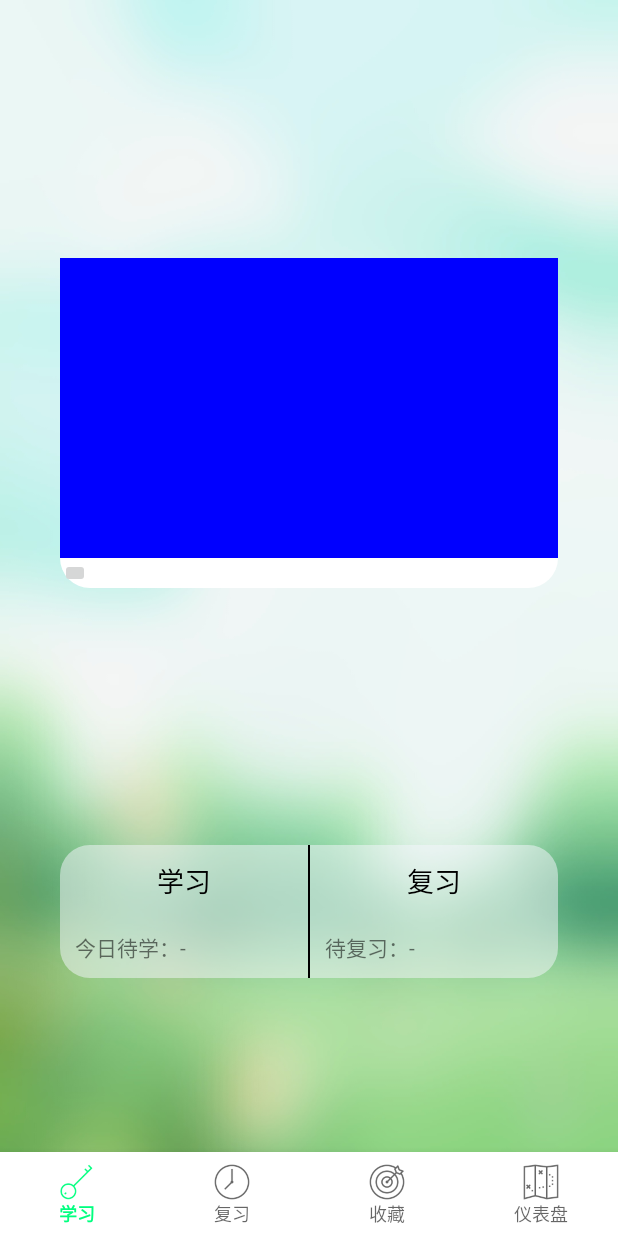
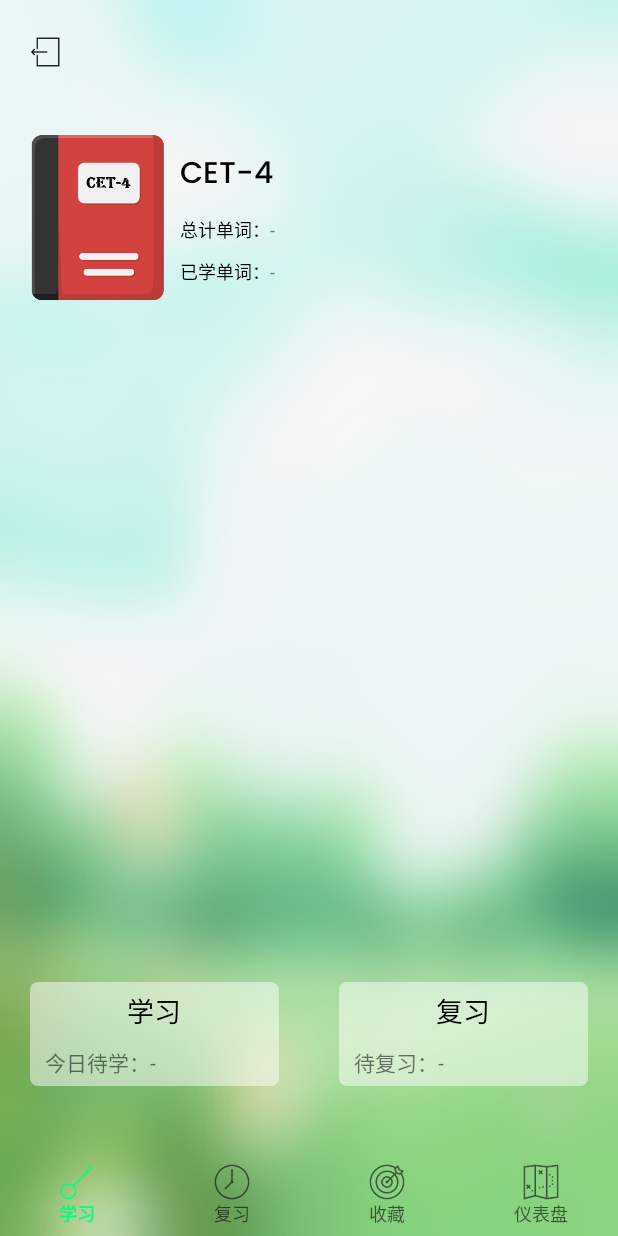
Before and after one commit to chenzan01/WordsDiary, an Android app: the StudyInfoFragment screen opened through its navigation route, on a phone screen of 412 x 824 dp. Run offline under Robolectric (Android 15) with nearby library versions, the phone set to English and light mode, and no system bars; our stand-ins replace navigation-ui; libraries missing offline, so code that uses them is left out: com.alibaba.fastjson.

Commit message:
【修改代码】BottomNav、StudyInfo页面UI优化

```diff
--- a/app/src/main/java/com/zanchen/develop/wordsdiary/fragment/study/StudyFragment.java
+++ b/app/src/main/java/com/zanchen/develop/wordsdiary/fragment/study/StudyFragment.java
@@ -98,11 +98,6 @@ public class StudyFragment extends Fragment {
     }
 
     public View.OnClickListener dailyWordsLayoutOnClick = view -> {
-        if(dailyWordsTranslate.getVisibility() == View.VISIBLE){
-            dailyWordsTranslate.setVisibility(View.GONE);
-        }else {
-            dailyWordsTranslate.setVisibility(View.VISIBLE);
-        }
     };
 
 
--- a/app/src/main/java/com/zanchen/develop/wordsdiary/fragment/study/studyInfo/StudyInfoFragment.java
+++ b/app/src/main/java/com/zanchen/develop/wordsdiary/fragment/study/studyInfo/StudyInfoFragment.java
@@ -32,13 +32,8 @@ public class StudyInfoFragment extends Fragment {
     private int shortAnimationDuration;
 
     private LinearLayout mLayoutCurrentBook;
-    private LinearLayout mLayoutCurrentBookFront;
-    private LinearLayout mLayoutCurrentBookBack;
     private LinearLayout mLayoutNeedStudy;
     private LinearLayout mLayoutNeedReview;
-
-    private ImageButton mImageBtnChangeBookBack;
-    private ImageButton mImageBtnChangeBookFront;
 
     private TextView mTextCurrentBook;
     private TextView mTextTotalAmount;
@@ -53,15 +48,9 @@ public class StudyInfoFragment extends Fragment {
         binding = FragmentStudyInfoBinding.inflate(inflater, container, false);
         View root = binding.getRoot();
         //绑定控件
-        mLayoutCurrentBook = binding.layoutStudyInfoFragmentBook;
-        mLayoutCurrentBookFront = binding.layoutStudyInfoFragmentBookFront;
-        mLayoutCurrentBookBack = binding.layoutStudyInfoFragmentBookBack;
+        mLayoutCurrentBook = binding.layoutStudyInfoFragmentBookInfo;
         mLayoutNeedStudy = binding.layoutStudyInfoFragmentStudy;
         mLayoutNeedReview = binding.layoutStudyInfoFragmentReview;
-
-        mImageBtnChangeBookFront = binding.imageButtonStudyInfoFragmentBookFront;
-        mImageBtnChangeBookBack = binding.imageButtonStudyInfoFragmentBookBack;
-
         mTextCurrentBook = binding.textStudyInfoFragmentCurrentBook;
         mTextTotalAmount = binding.textStudyInfoFragmentTotalAmount;
         mTextStudyAmount = binding.textStudyInfoFragmentStudyAmount;
@@ -70,8 +59,6 @@ public class StudyInfoFragment extends Fragment {
         mLayoutCurrentBook.setOnClickListener(onClickCurrentBook);
         mLayoutNeedStudy.setOnClickListener(onClickNeedStudy);
         mLayoutNeedReview.setOnClickListener(onClickNeedReview);
-        mImageBtnChangeBookFront.setOnClickListener(onClickChangeBookCard);
-        mImageBtnChangeBookBack.setOnClickListener(onClickChangeBookCard);
 
         shortAnimationDuration = getResources().getInteger(android.R.integer.config_longAnimTime);
         //初始化数据
@@ -90,7 +77,7 @@ public class StudyInfoFragment extends Fragment {
         mViewModel.initViewModel();
         //从数据库获取数据
         final MutableLiveData<String> currentBook;
-        mTextCurrentBook.setText("CET-4词汇");
+        mTextCurrentBook.setText("CET-4");
 
         final MutableLiveData<String> totalAmount = (MutableLiveData<String>)mViewModel.getTotalAmount();
         totalAmount.observe(getViewLifecycleOwner(),s -> mTextTotalAmount.setText(s));
@@ -129,49 +116,6 @@ public class StudyInfoFragment extends Fragment {
         Navigation.findNavController(view).navigate(action);
     };
 
-    public View.OnClickListener onClickChangeBookCard = view -> cardTurnover();
-
-    /**
-     * 翻牌
-     */
-    public void cardTurnover() {
-        if (View.VISIBLE == mImageBtnChangeBookFront.getVisibility()) {
-            RotatableUtil rotatableUtil = new RotatableUtil.Builder(mLayoutCurrentBook)
-                    .sides(mImageBtnChangeBookFront.getId(),mImageBtnChangeBookBack.getId())
-                    .direction(RotatableUtil.ROTATE_Y)
-                    .rotationCount(1)
-                    .build();
-            rotatableUtil.setTouchEnable(false);
-            rotatableUtil.rotate(RotatableUtil.ROTATE_Y, -180, 1000);
-            turnBookCardToBack(true);
-
-        } else if (View.VISIBLE == mImageBtnChangeBookBack.getVisibility()) {
-            RotatableUtil rotatableUtil = new RotatableUtil.Builder(mLayoutCurrentBook)
-                    .sides(mImageBtnChangeBookFront.getId(),mImageBtnChangeBookBack.getId())
-                    .direction(RotatableUtil.ROTATE_Y)
-                    .rotationCount(1)
-                    .build();
-            rotatableUtil.setTouchEnable(false);
-            rotatableUtil.rotate(RotatableUtil.ROTATE_Y, 0, 1000);
-            turnBookCardToBack(false);
-
-        }
-    }
-
-    private void turnBookCardToBack(boolean direction){
-        if(direction){
-            mLayoutCurrentBookFront.setVisibility(View.GONE);
-            mLayoutCurrentBookBack.setAlpha(0f);
-            mLayoutCurrentBookBack.setVisibility(View.VISIBLE);
-            mLayoutCurrentBookBack.animate().alpha(1f).setDuration(shortAnimationDuration).setListener(null);
-        }else {
-            mLayoutCurrentBookBack.setVisibility(View.GONE);
-            mLayoutCurrentBookFront.setAlpha(0f);
-            mLayoutCurrentBookFront.setVisibility(View.VISIBLE);
-            mLayoutCurrentBookFront.animate().alpha(1f).setDuration(shortAnimationDuration).setListener(null);
-        }
-    }
-
 
 
 
--- a/app/src/main/res/drawable/btn_corner_studyinfo.xml
+++ b/app/src/main/res/drawable/btn_corner_studyinfo.xml
@@ -4,8 +4,8 @@
     <item
         android:state_pressed="true">
         <shape>
-            <solid android:color="@color/lightGray"/>
-            <corners android:radius="20dp"/>
+            <solid android:color="@color/lightGrayAlpha"/>
+            <corners android:radius="5dp"/>
         </shape>
     </item>
 
@@ -13,8 +13,8 @@
     <item
         android:state_pressed="false">
         <shape>
-            <solid android:color="@color/white"/>
-            <corners android:radius="20dp"/>
+            <solid android:color="@color/whiteAlpha"/>
+            <corners android:radius="5dp"/>
         </shape>
     </item>
 </selector>
--- a/app/src/main/res/drawable/btn_corner_studyinfo_left.xml
+++ /dev/null
@@ -1,22 +0,0 @@
-<?xml version="1.0" encoding="utf-8"?>
-<selector xmlns:android="http://schemas.android.com/apk/res/android">
-    <!--按压效果-->
-    <item
-        android:state_pressed="true">
-        <shape>
-            <solid android:color="@color/lightGrayAlpha"/>
-            <corners android:topLeftRadius="20dp"
-                     android:bottomLeftRadius="20dp"/>
-        </shape>
-    </item>
-
-    <!--正常效果-->
-    <item
-        android:state_pressed="false">
-        <shape>
-            <solid android:color="@color/ghostWhiteAlpha"/>
-            <corners android:topLeftRadius="20dp"
-                     android:bottomLeftRadius="20dp"/>
-        </shape>
-    </item>
-</selector>
--- a/app/src/main/res/drawable/btn_corner_studyinfo_right.xml
+++ /dev/null
@@ -1,22 +0,0 @@
-<?xml version="1.0" encoding="utf-8"?>
-<selector xmlns:android="http://schemas.android.com/apk/res/android">
-    <!--按压效果-->
-    <item
-        android:state_pressed="true">
-        <shape>
-            <solid android:color="@color/lightGrayAlpha"/>
-            <corners android:topRightRadius="20dp"
-                     android:bottomRightRadius="20dp"/>
-        </shape>
-    </item>
-
-    <!--正常效果-->
-    <item
-        android:state_pressed="false">
-        <shape>
-            <solid android:color="@color/ghostWhiteAlpha"/>
-            <corners android:topRightRadius="20dp"
-                     android:bottomRightRadius="20dp"/>
-        </shape>
-    </item>
-</selector>
--- a/app/src/main/res/drawable/shape_corner_dailywords.xml
+++ /dev/null
@@ -1,5 +0,0 @@
-<?xml version="1.0" encoding="utf-8"?>
-<shape xmlns:android="http://schemas.android.com/apk/res/android">
-    <solid android:color="@color/ghostWhiteAlpha"/>
-    <corners android:radius="20dp"/>
-</shape>
--- /dev/null
+++ b/app/src/main/res/drawable/shape_transparent_rect.xml
@@ -0,0 +1,5 @@
+<?xml version="1.0" encoding="utf-8"?>
+<shape xmlns:android="http://schemas.android.com/apk/res/android"
+    android:shape="rectangle" >
+    <solid android:color="#00000000" />
+</shape>
--- a/app/src/main/res/layout/activity_bottom_nav.xml
+++ b/app/src/main/res/layout/activity_bottom_nav.xml
@@ -13,7 +13,7 @@
         android:layout_height="wrap_content"
         android:layout_marginStart="0dp"
         android:layout_marginEnd="0dp"
-        android:background="@color/white"
+        android:background="@drawable/shape_transparent_rect"
         app:labelVisibilityMode="labeled"
         app:itemTextAppearanceActive="@style/Active"
         app:itemTextAppearanceInactive="@style/InActive"
--- a/app/src/main/res/layout/fragment_study.xml
+++ b/app/src/main/res/layout/fragment_study.xml
@@ -65,7 +65,6 @@
             android:layout_marginBottom="10dp"
             android:textAlignment="center"
             android:textSize="16sp"
-            android:visibility="gone"
             />
     </LinearLayout>
 
--- a/app/src/main/res/layout/fragment_study_info.xml
+++ b/app/src/main/res/layout/fragment_study_info.xml
@@ -7,69 +7,51 @@
     android:background="@drawable/ic_wordinfo_morning_alpha"
     tools:context=".fragment.study.studyInfo.StudyInfoFragment">
 
-    <!--词书卡片-->
     <LinearLayout
-        android:id="@+id/layout_studyInfoFragment_book"
+        android:id="@+id/layout_studyInfoFragment_topBar"
         android:layout_width="match_parent"
-        android:layout_height="wrap_content"
-        android:orientation="vertical"
-        android:background="@drawable/btn_corner_studyinfo"
-        android:layout_marginStart="40dp"
-        android:layout_marginEnd="40dp"
+        android:layout_height="70dp"
+        android:orientation="horizontal"
         app:layout_constraintTop_toTopOf="parent"
         app:layout_constraintStart_toStartOf="parent"
-        app:layout_constraintEnd_toEndOf="parent"
-        app:layout_constraintBottom_toTopOf="@+id/layout_studyInfoFragment_info">
-
-        <!--正面-->
-        <LinearLayout
-            android:id="@+id/layout_studyInfoFragment_book_front"
-            android:layout_width="match_parent"
-            android:layout_height="wrap_content"
-            android:orientation="vertical">
-            <ImageView
-                android:layout_width="match_parent"
-                android:layout_height="200dp"
-                android:background="#0000FF"/>
+        app:layout_constraintEnd_toEndOf="parent">
+        <!--返回键-->
         <ImageButton
-                android:id="@+id/imageButton_studyInfoFragment_book_front"
+            android:id="@+id/imageBtn_dictionaryFragment_back"
             android:layout_width="20dp"
             android:layout_height="20dp"
-                />
-
+            android:layout_gravity="center_vertical"
+            android:layout_marginStart="20dp"
+            android:background="@drawable/ic_back"
+            android:contentDescription="@string/back" />
 
     </LinearLayout>
 
-        <!--背面-->
-        <LinearLayout
-            android:id="@+id/layout_studyInfoFragment_book_back"
-            android:layout_width="match_parent"
-            android:layout_height="170dp"
-            android:orientation="vertical"
-            android:rotationY="180"
-            android:visibility="gone">
 
-            <ImageButton
-                android:id="@+id/imageButton_studyInfoFragment_book_back"
-                android:layout_width="20dp"
-                android:layout_height="20dp"
-                android:background="@drawable/ic_back"/>
 
+    <!--词书卡片-->
     <LinearLayout
         android:id="@+id/layout_studyInfoFragment_book_info"
         android:layout_width="match_parent"
         android:layout_height="wrap_content"
-
-                android:orientation="horizontal">
-
-
+        android:orientation="horizontal"
+        android:layout_marginStart="10dp"
+        app:layout_constraintTop_toBottomOf="@+id/layout_studyInfoFragment_topBar"
+        app:layout_constraintStart_toStartOf="parent"
+        >
+        <ImageView
+            android:id="@+id/imageView_studyInfoFragment_currentBook"
+            android:layout_width="90dp"
+            android:layout_height="120dp"
+            android:layout_marginStart="10dp"
+            android:background="@drawable/ic_cet4"
+            android:layout_gravity="center_vertical"/>
         <LinearLayout
             android:layout_width="0dp"
             android:layout_height="150dp"
             android:layout_weight="1"
             android:gravity="center_vertical"
             android:orientation="vertical">
-
             <!--当前词书名-->
             <LinearLayout
                 android:id="@+id/layout_studyInfoFragment_currentBook"
@@ -77,27 +59,17 @@
                 android:layout_height="wrap_content"
                 android:layout_marginStart="10dp"
                 android:orientation="horizontal">
-
-                        <!--当前词书: -->
-                        <TextView
-                            android:layout_width="wrap_content"
-                            android:layout_height="wrap_content"
-                            android:textAlignment="center"
-                            android:text="@string/当前词书"
-                            android:textSize="12sp"
-                            android:textColor="@color/black"
-                            />
-
                 <!--当前词书名-->
                 <TextView
                     android:id="@+id/text_studyInfoFragment_currentBook"
                     android:layout_width="wrap_content"
                     android:layout_height="wrap_content"
+                    android:fontFamily="@font/poppins_medium"
+                    android:text="@string/defaultData"
                     android:textAlignment="center"
-                            android:text="@string/defaultData"
-                            android:textSize="12sp" />
+                    android:textColor="@color/black"
+                    android:textSize="20sp" />
             </LinearLayout>
-
             <!--总计单词数-->
             <LinearLayout
                 android:id="@+id/layout_studyInfoFragment_total_info"
@@ -106,7 +78,6 @@
                 android:layout_marginTop="10dp"
                 android:layout_marginStart="10dp"
                 android:orientation="horizontal">
-
                 <!--总计单词: -->
                 <TextView
                     android:layout_width="wrap_content"
@@ -116,7 +87,6 @@
                     android:textSize="12sp"
                     android:textColor="@color/black"
                     />
-
                 <!--总计单词数-->
                 <TextView
                     android:id="@+id/text_studyInfoFragment_totalAmount"
@@ -126,7 +96,6 @@
                     android:text="@string/defaultData"
                     android:textSize="12sp" />
             </LinearLayout>
-
             <!--已学单词数-->
             <LinearLayout
                 android:id="@+id/layout_studyInfoFragment_studyAmount"
@@ -135,7 +104,6 @@
                 android:layout_marginTop="10dp"
                 android:layout_marginStart="10dp"
                 android:orientation="horizontal">
-
                 <TextView
                     android:layout_width="wrap_content"
                     android:layout_height="wrap_content"
@@ -144,7 +112,6 @@
                     android:textSize="12sp"
                     android:textColor="@color/black"
                     />
-
                 <!--每日单词翻译-->
                 <TextView
                     android:id="@+id/text_studyInfoFragment_studyAmount"
@@ -156,27 +123,17 @@
                     />
             </LinearLayout>
         </LinearLayout>
-
     </LinearLayout>
-
-
-        </LinearLayout>
-
-
-
-
-    </LinearLayout>
-
 
     <!--每日信息-->
     <LinearLayout
         android:id="@+id/layout_studyInfoFragment_info"
         android:layout_width="match_parent"
         android:layout_height="wrap_content"
-        android:layout_marginStart="40dp"
-        android:layout_marginEnd="40dp"
+        android:layout_marginStart="20dp"
+        android:layout_marginEnd="20dp"
+        android:layout_marginBottom="100dp"
         android:orientation="horizontal"
-        app:layout_constraintTop_toBottomOf="@id/layout_studyInfoFragment_book"
         app:layout_constraintBottom_toBottomOf="parent"
         app:layout_constraintStart_toStartOf="parent"
         app:layout_constraintEnd_toEndOf="parent"
@@ -189,13 +146,13 @@
             android:layout_height="wrap_content"
             android:layout_weight="1"
             android:orientation="vertical"
-            android:background="@drawable/btn_corner_studyinfo_left">
+            android:background="@drawable/btn_corner_studyinfo">
 
             <!--今日未学-->
             <TextView
                 android:layout_width="match_parent"
                 android:layout_height="wrap_content"
-                android:layout_marginTop="10dp"
+                android:layout_marginTop="5dp"
                 android:layout_marginStart="30dp"
                 android:layout_marginEnd="30dp"
                 android:textAlignment="center"
@@ -205,8 +162,8 @@
                 />
 
             <LinearLayout
-                android:layout_marginTop="20dp"
-                android:layout_marginBottom="10dp"
+                android:layout_marginTop="10dp"
+                android:layout_marginBottom="5dp"
                 android:layout_width="match_parent"
                 android:layout_height="wrap_content"
                 android:orientation="horizontal">
@@ -231,9 +188,9 @@
         </LinearLayout>
 
         <View
-            android:layout_width="1dp"
+            android:layout_width="40dp"
             android:layout_height="match_parent"
-            android:background="@color/black"/>
+            android:background="@color/transparent"/>
 
         <!--待复习-->
         <LinearLayout
@@ -242,14 +199,14 @@
             android:layout_height="wrap_content"
             android:layout_weight="1"
             android:orientation="vertical"
-            android:background="@drawable/btn_corner_studyinfo_right"
+            android:background="@drawable/btn_corner_studyinfo"
             >
 
             <!--待复习-->
             <TextView
                 android:layout_width="match_parent"
                 android:layout_height="wrap_content"
-                android:layout_marginTop="10dp"
+                android:layout_marginTop="5dp"
                 android:layout_marginStart="30dp"
                 android:layout_marginEnd="30dp"
                 android:textAlignment="center"
@@ -259,8 +216,8 @@
                 />
 
             <LinearLayout
-                android:layout_marginTop="20dp"
-                android:layout_marginBottom="10dp"
+                android:layout_marginTop="10dp"
+                android:layout_marginBottom="5dp"
                 android:layout_width="match_parent"
                 android:layout_height="wrap_content"
                 android:orientation="horizontal">
```
Also changed, not shown: app/src/main/java/com/zanchen/develop/wordsdiary/util/RotatableUtil.java (+28 -0 lines), app/src/main/res/drawable/ic_cet4.png (added). Lines whose indentation alone changed are shown as unchanged.
